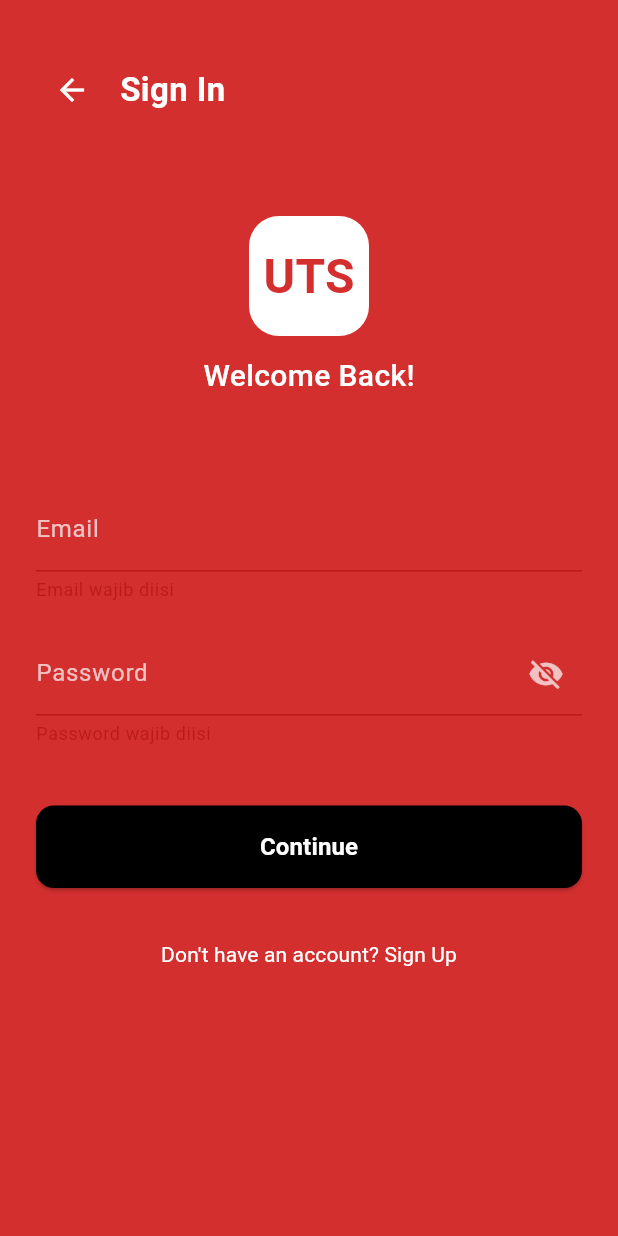
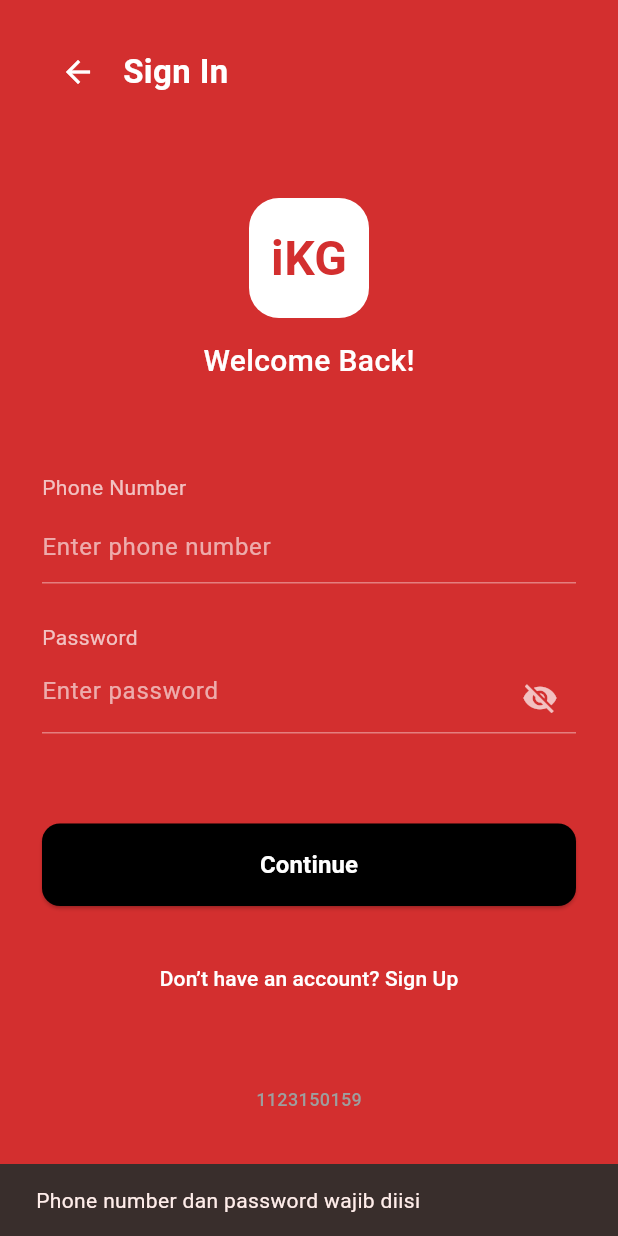
Before and after one commit to KbDevs12/kb1179-1123150159-uts, a Flutter app: the LoginScreen screen opened directly, after a tap on "Continue", on a phone screen of 412 x 824 dp. Run offline on Flutter 3.47's test engine with Material 3 defaults, Android fonts, the phone set to English and light mode, and no system bars; Roboto replaces fonts that are missing (Poppins).

Commit message:
minor update

```diff
--- a/lib/screens/login_screen.dart
+++ b/lib/screens/login_screen.dart
@@ -1,5 +1,7 @@
 import 'package:flutter/material.dart';
+import 'package:flutter/services.dart';
 import 'home_screen.dart';
+import '../widgets/app_footer.dart';
 
 class LoginScreen extends StatefulWidget {
   const LoginScreen({super.key});
@@ -9,20 +11,25 @@ class LoginScreen extends StatefulWidget {
 }
 
 class _LoginScreenState extends State<LoginScreen> {
-  final _formKey = GlobalKey<FormState>();
-  final TextEditingController _emailController = TextEditingController();
+  final TextEditingController _phoneController = TextEditingController();
   final TextEditingController _passwordController = TextEditingController();
   bool _obscure = true;
 
   void _tryLogin() {
-    if (_formKey.currentState!.validate()) {
+    final phone = _phoneController.text.trim();
+    final password = _passwordController.text.trim();
+
+    if (phone.isEmpty || password.isEmpty) {
+      ScaffoldMessenger.of(context).showSnackBar(
+        const SnackBar(content: Text("Phone number dan password wajib diisi")),
+      );
+      return;
+    }
+
     Navigator.pushReplacement(
       context,
-        MaterialPageRoute(
-          builder: (_) => HomeScreen(userEmail: _emailController.text),
-        ),
+      MaterialPageRoute(builder: (_) => HomeScreen(userEmail: phone)),
     );
-    }
   }
 
   @override
@@ -32,31 +39,34 @@ class _LoginScreenState extends State<LoginScreen> {
     return Scaffold(
       backgroundColor: redMain,
       body: SafeArea(
+        child: Padding(
+          padding: const EdgeInsets.symmetric(horizontal: 28, vertical: 24),
           child: SingleChildScrollView(
-          child: Padding(
-            padding: const EdgeInsets.symmetric(horizontal: 24, vertical: 36),
             child: Column(
               crossAxisAlignment: CrossAxisAlignment.start,
               children: [
+                // Back + title
                 Row(
                   children: [
                     IconButton(
                       onPressed: () => Navigator.pop(context),
                       icon: const Icon(Icons.arrow_back, color: Colors.white),
                     ),
-                    const SizedBox(width: 8),
+                    const SizedBox(width: 6),
                     const Text(
-                      'Sign In',
+                      "Sign In",
                       style: TextStyle(
                         color: Colors.white,
                         fontSize: 22,
                         fontWeight: FontWeight.w600,
+                        fontFamily: 'Poppins',
                       ),
                     ),
                   ],
                 ),
                 const SizedBox(height: 60),
 
+                // Logo + greeting
                 Center(
                   child: Column(
                     children: [
@@ -69,22 +79,24 @@ class _LoginScreenState extends State<LoginScreen> {
                         ),
                         child: Center(
                           child: Text(
-                            "UTS",
+                            "iKG",
                             style: TextStyle(
                               color: redMain,
                               fontSize: 32,
                               fontWeight: FontWeight.bold,
+                              fontFamily: 'Poppins',
                             ),
                           ),
                         ),
                       ),
-                      const SizedBox(height: 12),
+                      const SizedBox(height: 14),
                       const Text(
-                        'Welcome Back!',
+                        "Welcome Back!",
                         style: TextStyle(
                           color: Colors.white,
                           fontSize: 20,
                           fontWeight: FontWeight.w500,
+                          fontFamily: 'Poppins',
                         ),
                       ),
                     ],
@@ -92,109 +104,127 @@ class _LoginScreenState extends State<LoginScreen> {
                 ),
                 const SizedBox(height: 60),
 
-                Form(
-                  key: _formKey,
-                  child: Column(
+                // Input fields
+                Column(
+                  crossAxisAlignment: CrossAxisAlignment.start,
                   children: [
+                    const Text(
+                      "Phone Number",
+                      style: TextStyle(
+                        color: Colors.white70,
+                        fontFamily: 'Poppins',
+                        fontSize: 14,
+                      ),
+                    ),
+                    const SizedBox(height: 6),
                     TextFormField(
-                        controller: _emailController,
-                        keyboardType: TextInputType.emailAddress,
-                        style: const TextStyle(color: Colors.white),
-                        decoration: InputDecoration(
-                          labelText: 'Email',
-                          labelStyle: const TextStyle(color: Colors.white70),
-                          enabledBorder: const UnderlineInputBorder(
-                            borderSide: BorderSide(color: Colors.white54),
+                      controller: _phoneController,
+                      keyboardType: TextInputType.phone,
+                      inputFormatters: [
+                        FilteringTextInputFormatter.allow(RegExp(r'[0-9+]')),
+                      ],
+                      style: const TextStyle(
+                        color: Colors.white,
+                        fontFamily: 'Poppins',
                       ),
-                          focusedBorder: const UnderlineInputBorder(
+                      decoration: const InputDecoration(
+                        hintText: "Enter phone number",
+                        hintStyle: TextStyle(
+                          color: Colors.white60,
+                          fontFamily: 'Poppins',
+                        ),
+                        enabledBorder: UnderlineInputBorder(
+                          borderSide: BorderSide(color: Colors.white38),
+                        ),
+                        focusedBorder: UnderlineInputBorder(
                           borderSide: BorderSide(color: Colors.white),
                         ),
                       ),
-                        validator: (value) {
-                          if (value == null || value.isEmpty) {
-                            return 'Email wajib diisi';
-                          }
-                          final emailReg = RegExp(
-                            r'^[\w-\.]+@([\w-]+\.)+[\w-]{2,4}$',
-                          );
-                          if (!emailReg.hasMatch(value)) {
-                            return 'Format email tidak valid';
-                          }
-                          return null;
-                        },
                     ),
-                      const SizedBox(height: 20),
+                    const SizedBox(height: 26),
+
+                    const Text(
+                      "Password",
+                      style: TextStyle(
+                        color: Colors.white70,
+                        fontFamily: 'Poppins',
+                        fontSize: 14,
+                      ),
+                    ),
+                    const SizedBox(height: 6),
                     TextFormField(
                       controller: _passwordController,
                       obscureText: _obscure,
-                        style: const TextStyle(color: Colors.white),
+                      style: const TextStyle(
+                        color: Colors.white,
+                        fontFamily: 'Poppins',
+                      ),
                       decoration: InputDecoration(
-                          labelText: 'Password',
-                          labelStyle: const TextStyle(color: Colors.white70),
+                        hintText: "Enter password",
+                        hintStyle: const TextStyle(
+                          color: Colors.white60,
+                          fontFamily: 'Poppins',
+                        ),
                         enabledBorder: const UnderlineInputBorder(
-                            borderSide: BorderSide(color: Colors.white54),
+                          borderSide: BorderSide(color: Colors.white38),
                         ),
                         focusedBorder: const UnderlineInputBorder(
                           borderSide: BorderSide(color: Colors.white),
                         ),
                         suffixIcon: IconButton(
                           icon: Icon(
-                              _obscure
-                                  ? Icons.visibility_off
-                                  : Icons.visibility,
+                            _obscure ? Icons.visibility_off : Icons.visibility,
                             color: Colors.white70,
                           ),
-                            onPressed: () =>
-                                setState(() => _obscure = !_obscure),
+                          onPressed: () => setState(() => _obscure = !_obscure),
                         ),
                       ),
-                        validator: (value) {
-                          if (value == null || value.isEmpty) {
-                            return 'Password wajib diisi';
-                          }
-                          return null;
-                        },
                     ),
-                      const SizedBox(height: 40),
+                  ],
+                ),
+                const SizedBox(height: 60),
 
+                // Continue button
                 SizedBox(
                   width: double.infinity,
                   child: ElevatedButton(
                     onPressed: _tryLogin,
                     style: ElevatedButton.styleFrom(
                       backgroundColor: Colors.black,
-                            padding: const EdgeInsets.symmetric(vertical: 16),
                       shape: RoundedRectangleBorder(
                         borderRadius: BorderRadius.circular(12),
                       ),
+                      padding: const EdgeInsets.symmetric(vertical: 16),
                     ),
                     child: const Text(
-                            'Continue',
+                      "Continue",
                       style: TextStyle(
+                        color: Colors.white,
                         fontSize: 16,
                         fontWeight: FontWeight.w600,
-                              color: Colors.white,
+                        fontFamily: 'Poppins',
                       ),
                     ),
                   ),
                 ),
-                    ],
-                  ),
-                ),
-                const SizedBox(height: 20),
 
+                const SizedBox(height: 24),
                 Center(
                   child: TextButton(
                     onPressed: () {},
                     child: const Text(
-                      "Don't have an account? Sign Up",
+                      "Don’t have an account? Sign Up",
                       style: TextStyle(
                         color: Colors.white,
-                        fontWeight: FontWeight.w400,
+                        fontFamily: 'Poppins',
+                        fontSize: 14,
                       ),
                     ),
                   ),
                 ),
+
+                const SizedBox(height: 40),
+                const Center(child: AppFooter()),
               ],
             ),
           ),
--- a/lib/screens/splash_screen.dart
+++ b/lib/screens/splash_screen.dart
@@ -1,5 +1,6 @@
 import 'package:flutter/material.dart';
 import 'package:uts_mobile/screens/login_screen.dart';
+import '../widgets/app_footer.dart';
 
 class SplashScreen extends StatefulWidget {
   const SplashScreen({super.key});
@@ -143,6 +144,7 @@ class _SplashScreenState extends State<SplashScreen> {
                     ),
                   ),
                   const SizedBox(height: 20),
+                  const Center(child: AppFooter()),
                 ],
               ),
             ),
--- /dev/null
+++ b/lib/widgets/app_footer.dart
@@ -0,0 +1,21 @@
+import 'package:flutter/material.dart';
+
+class AppFooter extends StatelessWidget {
+  const AppFooter({super.key});
+
+  @override
+  Widget build(BuildContext context) {
+    return Container(
+      alignment: Alignment.center,
+      padding: const EdgeInsets.symmetric(vertical: 8),
+      child: const Text(
+        '1123150159',
+        style: TextStyle(
+          fontSize: 12,
+          color: Colors.grey,
+          fontWeight: FontWeight.w500,
+        ),
+      ),
+    );
+  }
+}
```
Also changed, not shown: assets/image.png (added), assets/image2.png (added), 1 other file. Lines whose indentation alone changed are shown as unchanged.
